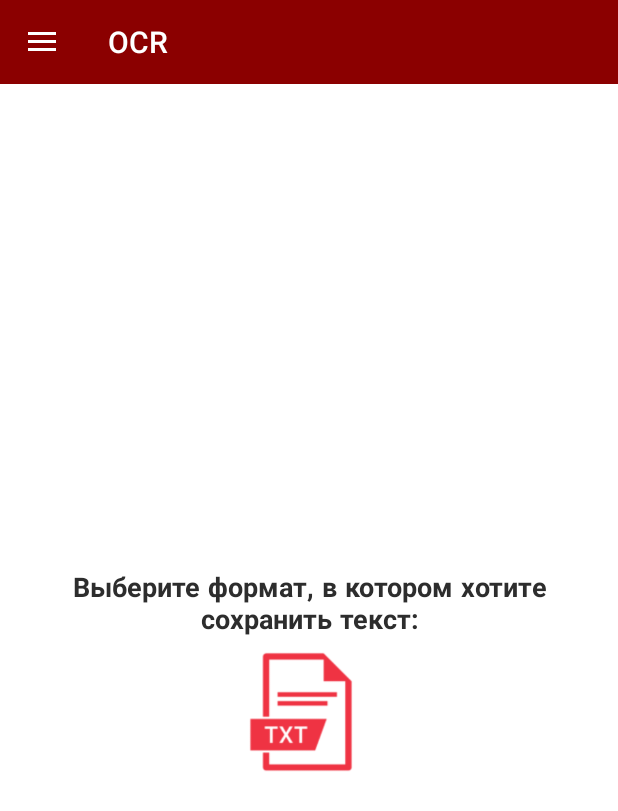
After one commit to AlexanderKirillov/OCR, an Android app: the fragment ExportFragment placed in its activity, on a phone screen of 412 x 824 dp. The commit adds this screen. Shown: the top 811 px of the screen. Run offline under Robolectric (Android 15) with nearby library versions, the phone set to English and light mode, and no system bars; our stand-ins replace Picasso; libraries missing offline, so code that uses them is left out: com.googlecode.tesseract; 1 statement that could not run was skipped.

Commit message:
Added option to export result text to .txt file & small fixes

```diff
--- /dev/null
+++ b/app/src/main/java/org/vogu35/ocr/ui/main/ExportFragment.java
@@ -0,0 +1,152 @@
+package org.vogu35.ocr.ui.main;
+
+import android.content.DialogInterface;
+import android.graphics.BitmapFactory;
+import android.graphics.Color;
+import android.os.Bundle;
+import android.view.LayoutInflater;
+import android.view.MotionEvent;
+import android.view.View;
+import android.view.ViewGroup;
+import android.view.animation.Animation;
+import android.view.animation.AnimationUtils;
+import android.widget.Button;
+import android.widget.EditText;
+import android.widget.ImageButton;
+import android.widget.ImageView;
+import android.widget.LinearLayout;
+import android.widget.TextView;
+
+import androidx.annotation.NonNull;
+import androidx.appcompat.app.AlertDialog;
+import androidx.constraintlayout.widget.ConstraintLayout;
+import androidx.fragment.app.Fragment;
+
+import org.vogu35.ocr.R;
+import org.vogu35.ocr.Utilities;
+
+import java.io.File;
+
+public class ExportFragment extends Fragment {
+
+    private TextView exportText;
+    private TextView savestatus;
+    private ImageView statusicon;
+    private Button go_to_menu;
+    private LinearLayout ll1;
+    private String OCRText;
+    private Utilities utils = new Utilities(getContext());
+
+    public static ExportFragment newInstance() {
+        return new ExportFragment();
+    }
+
+    @Override
+    public View onCreateView(final @NonNull LayoutInflater inflater,
+                             ViewGroup container, Bundle savedInstanceState) {
+
+        OCRText = getArguments().getString("OCRTEXT");
+
+        View rootView = inflater.inflate(R.layout.export_fragment, container, false);
+
+        exportText = rootView.findViewById(R.id.exportText);
+        ll1 = rootView.findViewById(R.id.ll1);
+        savestatus = rootView.findViewById(R.id.savestatus);
+        statusicon = rootView.findViewById(R.id.statusicon);
+        go_to_menu = rootView.findViewById(R.id.go_to_menu);
+
+        ConstraintLayout export_layout = rootView.findViewById(R.id.export_layout);
+
+        if (utils.getTheme(getActivity().getApplicationContext()) == 1) {
+            export_layout.setBackgroundColor(Color.parseColor("#ffffff"));
+        }
+        if (utils.getTheme(getActivity().getApplicationContext()) == 2) {
+            export_layout.setBackgroundColor(Color.parseColor("#2d2d2d"));
+        }
+
+        final Animation anim = AnimationUtils.loadAnimation(getContext(), R.anim.img_btn_anim);
+
+        final ImageButton txtButton = rootView.findViewById(R.id.textToTXT);
+
+        txtButton.setOnClickListener(new View.OnClickListener() {
+            @Override
+            public void onClick(View view) {
+
+                final View fileNameDialogView = inflater.inflate(R.layout.filename_dialog, null);
+                AlertDialog.Builder fileNameDialogBuilder = new AlertDialog.Builder(getActivity());
+                fileNameDialogBuilder.setView(fileNameDialogView);
+
+                fileNameDialogBuilder.setPositiveButton(R.string.saveTitle, new DialogInterface.OnClickListener() {
+                    @Override
+                    public void onClick(DialogInterface dialog, int id) {
+                        try {
+                            EditText filename = fileNameDialogView.findViewById(R.id.filename);
+                            String filenameStr = filename.getText().toString();
+
+                            File txt = utils.createDocumentFile(filenameStr, ".txt");
+                            utils.writeToFile(OCRText, txt);
+
+                            ll1.setVisibility(View.INVISIBLE);
+                            exportText.setVisibility(View.INVISIBLE);
+
+                            savestatus.setVisibility(View.VISIBLE);
+                            statusicon.setVisibility(View.VISIBLE);
+                            go_to_menu.setVisibility(View.VISIBLE);
+
+                            go_to_menu.setOnClickListener(new View.OnClickListener() {
+                                @Override
+                                public void onClick(View view) {
+                                    Fragment homeFragment = HomeFragment.newInstance();
+                                    utils.switchFragment(getActivity(), homeFragment);
+                                }
+                            });
+
+                            if (!txt.exists()) {
+                                savestatus.setText(getActivity().getResources().getString(R.string.errorSaving));
+                                statusicon.setImageBitmap(BitmapFactory.decodeResource(getResources(), R.drawable.error));
+
+                            } else {
+                                savestatus.setText(getActivity().getResources().getString(R.string.savingSuccess) + " " + txt.getAbsolutePath());
+                                statusicon.setImageBitmap(BitmapFactory.decodeResource(getResources(), R.drawable.success));
+                            }
+
+                        } catch (Exception e) {
+                            e.printStackTrace();
+                        }
+                    }
+                });
+                fileNameDialogBuilder.setNegativeButton(R.string.cancel, new DialogInterface.OnClickListener() {
+                    @Override
+                    public void onClick(DialogInterface dialog, int id) {
+                        dialog.dismiss();
+                    }
+                });
+
+                fileNameDialogBuilder.show();
+            }
+        });
+
+        setAnimOnImageButton(txtButton, anim);
+
+        return rootView;
+    }
+
+    private void setAnimOnImageButton(final ImageButton imgBtn, final Animation anim) {
+        imgBtn.setOnTouchListener(new View.OnTouchListener() {
+            @Override
+            public boolean onTouch(View v, MotionEvent event) {
+                switch (event.getAction()) {
+                    case MotionEvent.ACTION_DOWN:
+                        imgBtn.startAnimation(anim);
+                        break;
+
+                    case MotionEvent.ACTION_UP:
+                        imgBtn.clearAnimation();
+                        break;
+                }
+                return false;
+            }
+        });
+    }
+
+}
--- a/app/src/main/java/org/vogu35/ocr/ui/main/SettingsFragment.java
+++ b/app/src/main/java/org/vogu35/ocr/ui/main/SettingsFragment.java
@@ -97,6 +97,8 @@ public class SettingsFragment extends Fragment {
                         if (utils.deleteDir(new File(Environment.getExternalStoragePublicDirectory(Environment.DIRECTORY_PICTURES), "OCR"))) {
                             progressDialog.dismiss();
                             utils.createOCRFolder();
+                            utils.copyAssets("rus.traineddata");
+                            utils.copyAssets("eng.traineddata");
                             utils.showSnackBar(getView(), getResources().getString(R.string.cleanup_success));
                         } else {
                             utils.showSnackBar(getView(), getResources().getString(R.string.cleanup_error));
--- /dev/null
+++ b/app/src/main/res/anim/img_btn_anim.xml
@@ -0,0 +1,11 @@
+<scale
+    xmlns:android="http://schemas.android.com/apk/res/android"
+    android:duration="200"
+    android:fillAfter="true"
+    android:fromXScale="0.9"
+    android:fromYScale="0.9"
+    android:pivotX="50%"
+    android:pivotY="50%"
+    android:toXScale="1.0"
+    android:toYScale="1.0" >
+</scale>
--- /dev/null
+++ b/app/src/main/res/layout/export_fragment.xml
@@ -0,0 +1,85 @@
+<?xml version="1.0" encoding="utf-8"?>
+<androidx.constraintlayout.widget.ConstraintLayout xmlns:android="http://schemas.android.com/apk/res/android"
+    xmlns:tools="http://schemas.android.com/tools"
+    android:id="@+id/export_layout"
+    android:layout_width="match_parent"
+    android:layout_height="match_parent"
+    tools:context=".ui.main.OCRFragment">
+
+    <LinearLayout
+        android:layout_width="match_parent"
+        android:layout_height="match_parent"
+        android:gravity="center"
+        android:orientation="vertical">
+
+        <TextView
+            android:id="@+id/exportText"
+            android:layout_width="match_parent"
+            android:layout_height="wrap_content"
+            android:layout_marginLeft="20dp"
+            android:layout_marginTop="20dp"
+            android:layout_marginRight="20dp"
+            android:fontFamily="@font/comfortaa"
+            android:gravity="center"
+            android:text="@string/chooseFormatHeader"
+            android:textSize="18sp"
+            android:textStyle="bold" />
+
+        <ImageView
+            android:id="@+id/statusicon"
+            android:layout_width="100sp"
+            android:layout_height="100sp"
+            android:src="@drawable/success"
+            android:visibility="gone" />
+
+        <TextView
+            android:id="@+id/savestatus"
+            android:layout_width="match_parent"
+            android:layout_height="wrap_content"
+            android:layout_marginLeft="40dp"
+            android:layout_marginTop="20dp"
+            android:layout_marginRight="40dp"
+            android:fontFamily="@font/comfortaa"
+            android:gravity="center"
+            android:lineSpacingExtra="5dp"
+            android:textSize="18sp"
+            android:textStyle="bold"
+            android:visibility="gone" />
+
+        <Button
+            android:id="@+id/go_to_menu"
+            android:layout_width="wrap_content"
+            android:layout_height="wrap_content"
+            android:layout_gravity="center"
+            android:layout_marginTop="15dp"
+            android:height="50dp"
+            android:background="@drawable/round_button"
+            android:drawablePadding="6dp"
+            android:gravity="center"
+            android:padding="15dp"
+            android:text="@string/goToMain"
+            android:textColor="#ffff"
+            android:textStyle="bold"
+            android:visibility="gone" />
+
+        <LinearLayout
+            android:id="@+id/ll1"
+            android:layout_width="match_parent"
+            android:layout_height="100sp"
+            android:gravity="center"
+            android:orientation="horizontal">
+
+            <ImageButton
+                android:id="@+id/textToTXT"
+                android:layout_width="80sp"
+                android:layout_height="80sp"
+                android:layout_gravity="center"
+                android:layout_marginRight="10dp"
+                android:background="@null"
+                android:scaleType="centerInside"
+                android:src="@drawable/txt" />
+
+        </LinearLayout>
+    </LinearLayout>
+
+</androidx.constraintlayout.widget.ConstraintLayout>
--- a/app/src/main/res/values/strings.xml
+++ b/app/src/main/res/values/strings.xml
@@ -52,6 +52,13 @@
     <string name="prefs_theme_key">theme</string>
     <string name="ocrprogresstext">Пожалуйста подождите... \nОсуществляется распознавание текста с фото...</string>
     <string name="ocrattention">Обратите внимание, скорость распознавания зависит от:\n* мощности устройства\n* качества изображения\n* количества текста</string>
+    <string name="chooseFormatHeader">Выберите формат, в котором хотите сохранить текст:</string>
+    <string name="goToMain">НА ГЛАВНУЮ</string>
+    <string name="saveTitle">Сохранить</string>
+    <string name="errorSaving">При сохранении файла произошла ошибка! Пожалуйста попробуйте еще раз!</string>
+    <string name="savingSuccess">Файл успешно сохранен!\n\nПуть: </string>
+    <string name="enterFileName">Введите имя файла (без расширения):</string>
+    <string name="exportFileNameaddition">Если данное поле оставить незаполненным, файлу присвоится имя, соответствующее текущей дате и времени</string>
     <string-array name="languages">
         <item>Русский</item>
         <item>Английский</item>
```
Also changed, not shown: app/src/main/java/org/vogu35/ocr/Utilities.java (+33 -0 lines), app/src/main/java/org/vogu35/ocr/ui/main/OCRFragment.java (+18 -3 lines), app/src/main/res/layout/filename_dialog.xml (added, +46 -0 lines), app/src/main/res/layout/ocr_fragment.xml (+15 -0 lines), app/src/main/res/drawable/error.png (added), app/src/main/res/drawable/exporticon.png (added), app/src/main/res/drawable/success.png (added), app/src/main/res/drawable/txt.png (added).
